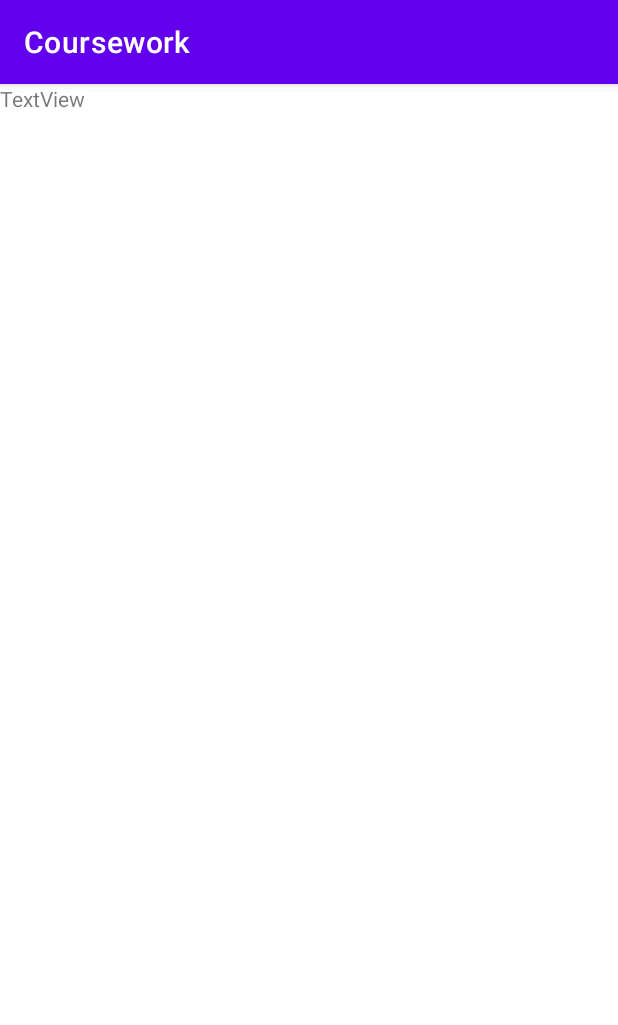
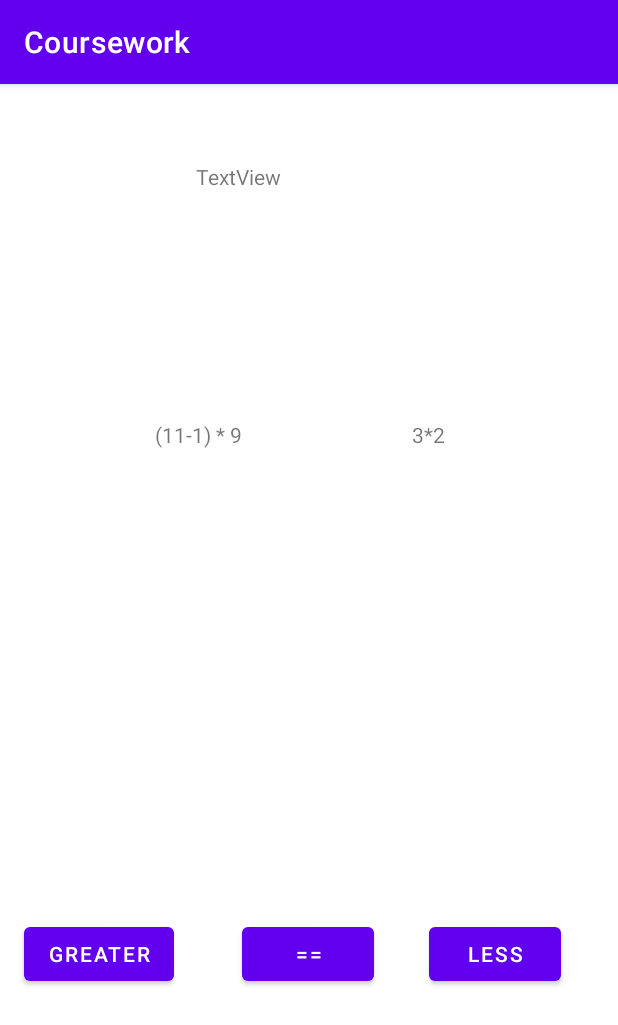
Before and after one commit to AbdallahRuski/Arithmetic_Quiz, an Android app: the screen it shows after launch (NewGame), after a tap on "NEW GAME", on a phone screen of 412 x 824 dp. Shown: the top 1025 px of the screen. Run offline under Robolectric (Android 15) with nearby library versions, the phone set to English and light mode, and no system bars.

Commit message:
Added Functionality

```diff
--- a/Coursework/app/src/main/java/com/example/coursework/MainActivity.kt
+++ b/Coursework/app/src/main/java/com/example/coursework/MainActivity.kt
@@ -17,7 +17,7 @@ class MainActivity : AppCompatActivity() {
         super.onCreate(savedInstanceState)
         setContentView(R.layout.activity_main)
 
-        val aboutButton: Button = findViewById(R.id.aboutButton)
+        val aboutButton: Button = findViewById(R.id.btnLess)
         aboutButton.setOnClickListener {
             val cancel: ImageView
             //will create a view of our custom dialog layout
@@ -38,11 +38,12 @@ class MainActivity : AppCompatActivity() {
                 override fun onClick(view: View?) {
                     dialog.dismiss()
                 }
-            })
+            }
+            )
         }
     }
     fun switchToGameMode(view : View) {
-        if (view.id == R.id.new_game_btn) intent = Intent(
+        if (view.id == R.id.btnEqual) intent = Intent(
             this,
             NewGame::class.java
      )
--- a/Coursework/app/src/main/java/com/example/coursework/NewGame.kt
+++ b/Coursework/app/src/main/java/com/example/coursework/NewGame.kt
@@ -7,6 +7,7 @@ import android.view.LayoutInflater
 import android.view.View
 import android.widget.Button
 import android.widget.ImageView
+import android.widget.TextView
 import androidx.appcompat.app.AlertDialog
 import androidx.appcompat.app.AppCompatActivity
 
@@ -15,7 +16,215 @@ class NewGame : AppCompatActivity(){
         super.onCreate(savedInstanceState)
         setContentView(R.layout.activity_new_game)
 
+        var firstarithmatic = 0;
+        var firstarithmatic_label = "";
+        var secondone = 0;
+        var secondone_output = "";
+        val operatorrs = arrayOf("+","/","-","*")
+
+        var numberofchar =   (2..3).random()//Math.random() * (4-1) + 1; // Math.random() //(1..3).random()
+        numberofchar = 3;
+        if(numberofchar.toInt() ==2){
+            val operator_= (0..3).random()
+            val operatorType = operatorrs[operator_]
+            val firstValue = (1..20).random()
+            val secondValue = (1..20).random()
 
 
+            var returnout  = computeoutcome(operatorType,firstValue,secondValue)
+            val splitdata = returnout.split("|").toTypedArray()
+
+            firstarithmatic = splitdata.get(0).toInt()
+            firstarithmatic_label =splitdata.get(1)
+
+//            if (operatorType == "+"){
+//                firstarithmatic = firstValue + secondValue
+//                firstarithmatic_label = firstValue.toString() + "+" + secondValue.toString()
+//            }else if (operatorType == "/"){
+//                firstarithmatic = firstValue / secondValue
+//                firstarithmatic_label = firstValue.toString() + "/" + secondValue.toString()
+//            }else if (operatorType == "-"){
+//                firstarithmatic = firstValue - secondValue
+//                firstarithmatic_label = firstValue.toString() + "-" + secondValue.toString()
+//            }else if (operatorType == "*"){
+//                firstarithmatic = firstValue * secondValue
+//                firstarithmatic_label = firstValue.toString() + "*" + secondValue.toString()
+//            }
+        }else if(numberofchar.toInt() == 3){
+            var firstValueOperator = ""
+            var secondValueOperator = ""
+            var firstValue = 0
+            var secondValue = 0
+            var thirdValue = 0
+
+            for (i in 1..3){
+                val operator_= (0..3).random()
+                val operatorType = operatorrs[operator_]
+                if (i==1){
+                    firstValue = (1..20).random()
+                }else {
+                    if (i==2){
+                        secondValue = (1..20).random()
+
+                        var returnout  = computeoutcome(operatorType,firstValue,secondValue)
+                        val splitdata = returnout.split("|").toTypedArray()
+
+                        firstarithmatic = splitdata.get(0).toInt()
+                        firstarithmatic_label = "("+splitdata.get(1)+")"
+
+                    }else{
+                        thirdValue = (1..20).random()
+
+                        var returnout  = computeoutcome(operatorType,firstarithmatic,thirdValue)
+                        val splitdata = returnout.split("|").toTypedArray()
+
+                        firstarithmatic = splitdata.get(0).toInt()
+                        firstarithmatic_label = firstarithmatic_label +  " "+operatorType+" "+thirdValue
+
+
+                    }
+
+
+                }
+
+            }
+
+        }else {
+
+        }
+        println("This is the first value."+firstarithmatic)
+        println("This is the first value."+firstarithmatic_label)
+
+        var numberofchar2 =   (1..3).random()//Math.random() * (4-1) + 1; // Math.random() //(1..3).random()
+        numberofchar2 = 2;
+
+        if(numberofchar2.toInt() ==2){
+            val operator_= (0..3).random()
+            val operatorType = operatorrs[operator_]
+            val firstValue = (1..20).random()
+            val secondValue = (1..20).random()
+            var returnout  = computeoutcome(operatorType,firstValue,secondValue)
+            val splitdata = returnout.split("|").toTypedArray()
+
+            secondone = splitdata.get(0).toInt()
+            secondone_output =splitdata.get(1)
+
+        }else if(numberofchar2.toInt() == 3){
+
+            var firstValueOperator = ""
+            var secondValueOperator = ""
+            var firstValue = 0
+            var secondValue = 0
+            var thirdValue = 0
+
+            for (i in 1..3){
+                val operator_= (0..3).random()
+                val operatorType = operatorrs[operator_]
+                if (i==1){
+                    firstValue = (1..20).random()
+                }else {
+                    if (i==2){
+                        secondValue = (1..20).random()
+
+                        var returnout  = computeoutcome(operatorType,firstValue,secondValue)
+                        val splitdata = returnout.split("|").toTypedArray()
+
+                        secondone = splitdata.get(0).toInt()
+                        secondone_output = "("+splitdata.get(1)+")"
+
+                    }else{
+                        thirdValue = (1..20).random()
+
+                        var returnout  = computeoutcome(operatorType,firstarithmatic,thirdValue)
+                        val splitdata = returnout.split("|").toTypedArray()
+
+                        secondone = splitdata.get(0).toInt()
+                        secondone_output = firstarithmatic_label +  " "+operatorType+" "+thirdValue
+
+
+                    }
+
+
+                }
+
+            }
+
+
+        }else {
+
+        }
+
+        println("This is the second value."+secondone)
+        println("This is the second value."+secondone_output)
+        val idfirstArithmetic: TextView = findViewById(R.id.idfirstArihmetic)
+        val idsecondArithmetic: TextView = findViewById(R.id.idsecondArithmetic)
+        val idAnswer: TextView = findViewById(R.id.idAnswer)
+        idfirstArithmetic.setText(firstarithmatic_label)
+        idsecondArithmetic.setText(secondone_output)
+
+        val btnGreater: Button = findViewById(R.id.btnGreater)
+        val btnEqual: Button = findViewById(R.id.btnEqual)
+        val btnLess: Button = findViewById(R.id.btnLess)
+        btnGreater.setOnClickListener {
+//            val alertbuild : AlertDialog.Builder? = activity? .let
+
+
+            if (firstarithmatic>secondone){
+//                AlertDialog alt =
+                idAnswer.setText("Correct")
+            }else{
+                idAnswer.setText("Wrong")
+            }
+        }
+
+        btnEqual.setOnClickListener {
+//            val alertbuild : AlertDialog.Builder? = activity? .let
+
+
+            if (firstarithmatic==secondone){
+//                AlertDialog alt =
+                idAnswer.setText("Correct")
+            }else{
+                idAnswer.setText("Wrong")
+            }
+        }
+
+        btnLess.setOnClickListener {
+//            val alertbuild : AlertDialog.Builder? = activity? .let
+
+
+            if (firstarithmatic<secondone){
+//                AlertDialog alt =
+                idAnswer.setText("Correct")
+            }else{
+                idAnswer.setText("Wrong")
+            }
+        }
+
     }
+
+    fun computeoutcome(operatorType: String, firstValue : Int, secondValue : Int) : String
+    {
+
+        var computation=0;
+        var computation_label="";
+
+        if (operatorType == "+"){
+            computation = firstValue + secondValue
+            computation_label = firstValue.toString() + "+" + secondValue.toString()
+        }else if (operatorType == "/"){
+            computation = firstValue / secondValue
+            computation_label = firstValue.toString() + "/" + secondValue.toString()
+        }else if (operatorType == "-"){
+            computation = firstValue - secondValue
+            computation_label = firstValue.toString() + "-" + secondValue.toString()
+        }else if (operatorType == "*"){
+            computation = firstValue * secondValue
+            computation_label = firstValue.toString() + "*" + secondValue.toString()
+        }
+
+
+        return computation.toString() +"|"+computation_label;
+    }
+
 }
--- a/Coursework/app/src/main/res/layout/activity_main.xml
+++ b/Coursework/app/src/main/res/layout/activity_main.xml
@@ -8,7 +8,7 @@
 
 
     <Button
-        android:id="@+id/new_game_btn"
+        android:id="@+id/btnEqual"
         android:layout_width="wrap_content"
         android:layout_height="wrap_content"
         android:layout_marginTop="164dp"
@@ -20,7 +20,7 @@
         app:layout_constraintTop_toTopOf="parent" />
 
     <Button
-        android:id="@+id/aboutButton"
+        android:id="@+id/btnLess"
         android:layout_width="wrap_content"
         android:layout_height="wrap_content"
         android:layout_marginBottom="280dp"
--- a/Coursework/app/src/main/res/layout/activity_new_game.xml
+++ b/Coursework/app/src/main/res/layout/activity_new_game.xml
@@ -1,14 +1,77 @@
 <?xml version="1.0" encoding="utf-8"?>
 <androidx.constraintlayout.widget.ConstraintLayout xmlns:android="http://schemas.android.com/apk/res/android"
+    xmlns:app="http://schemas.android.com/apk/res-auto"
     xmlns:tools="http://schemas.android.com/tools"
     android:layout_width="match_parent"
-    android:layout_height="match_parent">
+    android:layout_height="match_parent"
+    tools:context=".MainActivity">
+
 
     <TextView
-        android:id="@+id/textView2"
+        android:id="@+id/idsecondArithmetic"
         android:layout_width="wrap_content"
         android:layout_height="wrap_content"
+        android:layout_marginTop="224dp"
         android:text="TextView"
-        tools:layout_editor_absoluteX="165dp"
-        tools:layout_editor_absoluteY="172dp" />
+        app:layout_constraintEnd_toEndOf="parent"
+        app:layout_constraintHorizontal_bias="0.705"
+        app:layout_constraintStart_toStartOf="parent"
+        app:layout_constraintTop_toTopOf="parent" />
+
+    <Button
+        android:id="@+id/btnEqual"
+        android:layout_width="wrap_content"
+        android:layout_height="wrap_content"
+        android:layout_marginBottom="164dp"
+        android:text="=="
+        app:layout_constraintBottom_toBottomOf="parent"
+        app:layout_constraintEnd_toEndOf="parent"
+        app:layout_constraintHorizontal_bias="0.498"
+        app:layout_constraintStart_toStartOf="parent" />
+
+    <Button
+        android:id="@+id/btnLess"
+        android:layout_width="wrap_content"
+        android:layout_height="wrap_content"
+        android:layout_marginBottom="164dp"
+        android:text="Less"
+        app:layout_constraintBottom_toBottomOf="parent"
+        app:layout_constraintEnd_toEndOf="parent"
+        app:layout_constraintHorizontal_bias="0.882"
+        app:layout_constraintStart_toStartOf="parent" />
+
+    <Button
+        android:id="@+id/btnGreater"
+        android:layout_width="wrap_content"
+        android:layout_height="wrap_content"
+        android:layout_marginBottom="164dp"
+        android:text="Greater"
+        app:layout_constraintBottom_toBottomOf="parent"
+        app:layout_constraintEnd_toEndOf="parent"
+        app:layout_constraintHorizontal_bias="0.051"
+        app:layout_constraintStart_toStartOf="parent" />
+
+    <TextView
+        android:id="@+id/idfirstArihmetic"
+        android:layout_width="wrap_content"
+        android:layout_height="wrap_content"
+        android:layout_marginTop="224dp"
+        android:text="TextView"
+        app:layout_constraintEnd_toEndOf="parent"
+        app:layout_constraintHorizontal_bias="0.291"
+        app:layout_constraintStart_toStartOf="parent"
+        app:layout_constraintTop_toTopOf="parent" />
+
+    <TextView
+        android:id="@+id/idAnswer"
+        android:layout_width="149dp"
+        android:layout_height="83dp"
+        android:layout_marginTop="52dp"
+        android:text="TextView"
+        app:layout_constraintEnd_toEndOf="parent"
+        app:layout_constraintHorizontal_bias="0.498"
+        app:layout_constraintStart_toStartOf="parent"
+        app:layout_constraintTop_toTopOf="parent" />
+
+
 </androidx.constraintlayout.widget.ConstraintLayout>
```
Also changed, not shown: 68 other files.
